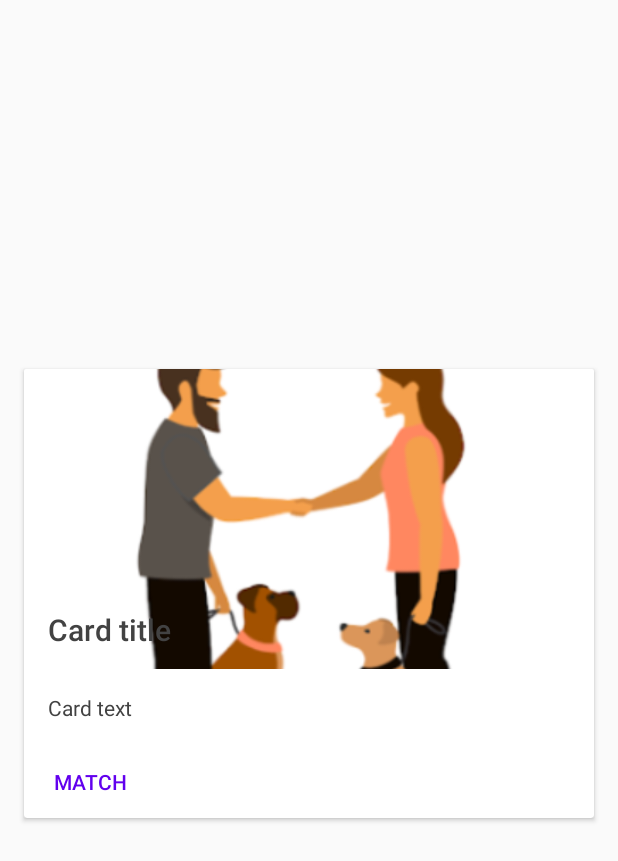
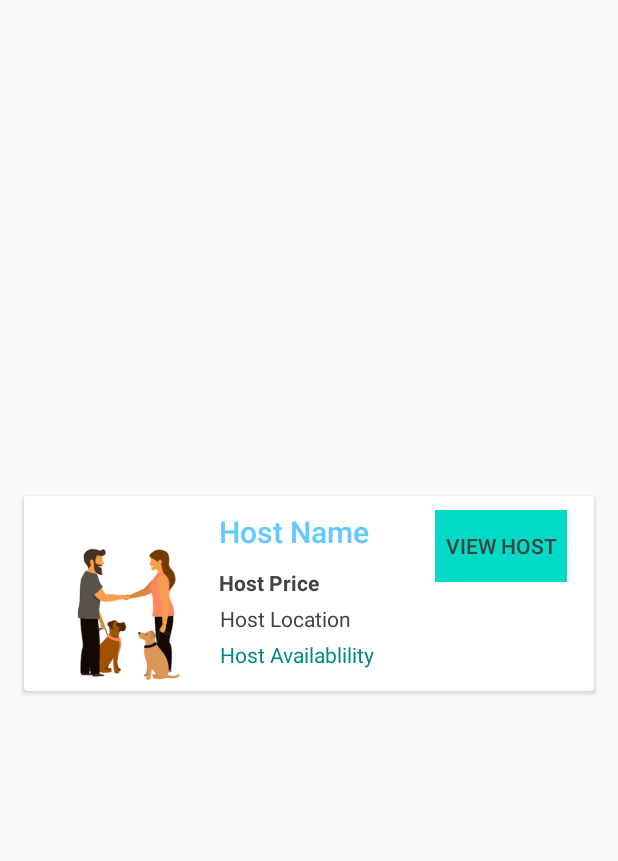
Before and after one commit to farhadbahrehmandhenry/AD340-team-project, an Android app: the layout fragment_hosts.xml on its own in the app's theme, with its tools: preview values and no code run, on a phone screen of 412 x 824 dp. Shown: the top 861 px of the screen. Run offline under Robolectric (Android 15) with nearby library versions, the phone set to English and light mode, and no system bars.

Commit message:
Added host to HostFragment.

```diff
--- a/app/build.gradle
+++ b/app/build.gradle
@@ -52,4 +52,5 @@ dependencies {
     implementation "androidx.recyclerview:recyclerview-selection:1.1.0-rc01"
     implementation 'androidx.recyclerview:recyclerview:1.1.0'
     implementation 'androidx.cardview:cardview:1.0.0'
+    implementation 'com.squareup.picasso:picasso:2.71828'
 }
--- a/app/src/main/res/layout/fragment_hosts.xml
+++ b/app/src/main/res/layout/fragment_hosts.xml
@@ -15,56 +15,83 @@ android:foreground="?attr/selectableItemBackground">
     android:layout_width="match_parent"
     android:layout_height="wrap_content">
 
-    <TextView
-        android:id="@+id/tvHosts"
-        android:layout_width="wrap_content"
-        android:layout_height="wrap_content"
-        android:layout_centerHorizontal="true"
-        android:layout_centerVertical="true"
-        android:text="@string/host_placeholder"
-        android:textSize="@dimen/textSize25" />
-
 
     <ImageView
         android:id="@+id/card_image"
-        android:layout_width="match_parent"
-        android:layout_height="@dimen/card_image_height"
-        android:scaleType="centerCrop"
+        android:layout_width="120dp"
+        android:layout_height="120dp"
+        android:layout_alignParentLeft="true"
+        android:layout_marginLeft="@dimen/dim10"
+        android:layout_marginTop="@dimen/dim10"
+        android:scaleType="fitCenter"
         tools:src="@drawable/match" />
 
     <TextView
-        android:id="@+id/card_title"
-        android:layout_width="match_parent"
+        android:id="@+id/host_name"
+        android:layout_width="120dp"
         android:layout_height="@dimen/card_title_height"
-        android:layout_alignBottom="@+id/card_image"
+        android:layout_centerHorizontal="true"
         android:layout_marginLeft="@dimen/md_keylines"
-        tools:text="Card title"
+        android:layout_marginTop="10dp"
         android:textAppearance="@style/TextAppearance.AppCompat.Title"
-        android:textColor="@color/cardview_dark_background" />
+        android:textColor="@color/gradStart"
+        tools:text="Host Name" />
 
     <TextView
-        android:id="@+id/card_text"
-        android:layout_width="match_parent"
+        android:id="@+id/host_price"
+        android:layout_width="120dp"
         android:layout_height="wrap_content"
         android:layout_below="@+id/card_image"
-        android:layout_marginLeft="@dimen/md_keylines"
-        android:layout_marginTop="@dimen/md_keylines"
-        android:layout_marginBottom="@dimen/md_keylines"
-        android:layout_marginRight="@dimen/md_keylines"
-        tools:text="Card text"
+        android:layout_centerHorizontal="true"
+        android:layout_marginTop="-82dp"
         android:ellipsize="end"
         android:singleLine="true"
         android:textColor="@color/cardview_dark_background"
-        android:textSize="@dimen/size14" />
+        android:textSize="@dimen/size14"
+        android:textStyle="bold"
+        tools:text="Host Price" />
+
+    <TextView
+        android:id="@+id/host_location"
+        android:layout_width="120dp"
+        android:layout_height="wrap_content"
+        android:layout_below="@+id/card_image"
+        android:layout_alignParentEnd="true"
+        android:layout_marginTop="-58dp"
+        android:layout_marginEnd="129dp"
+        android:ellipsize="end"
+        android:singleLine="true"
+        android:textColor="@color/cardview_dark_background"
+        android:textSize="@dimen/size14"
+        tools:text="Host Location" />
+
+
+    <TextView
+        android:id="@+id/host_available"
+        android:layout_width="120dp"
+        android:layout_height="wrap_content"
+        android:layout_below="@+id/card_image"
+        android:layout_alignParentEnd="true"
+        android:layout_marginTop="-34dp"
+        android:layout_marginEnd="129dp"
+        android:ellipsize="end"
+        android:singleLine="true"
+        android:textColor="@color/design_default_color_secondary_variant"
+        android:textSize="@dimen/size14"
+        tools:text="Host Availablility" />
 
     <Button
         android:id="@+id/like_btn"
+        style="?android:attr/borderlessButtonStyle"
         android:layout_width="wrap_content"
         android:layout_height="wrap_content"
-        android:layout_below="@+id/card_text"
-        style="?android:attr/borderlessButtonStyle"
-        android:textColor="?attr/colorPrimary"
-        android:text="@string/match" />
+        android:layout_below="@+id/host_price"
+        android:layout_alignParentEnd="true"
+        android:layout_marginTop="-58dp"
+        android:layout_marginEnd="18dp"
+        android:text="View Host"
+        android:background="@color/design_default_color_secondary"
+        android:textColor="@color/cardview_dark_background" />
 
 </RelativeLayout>
 </androidx.cardview.widget.CardView>
```
Also changed, not shown: app/src/main/java/com/example/ad340_team_project/HostsFragment.java (+86 -7 lines), app/src/main/res/layout/recycler_view.xml (added, +11 -0 lines).
